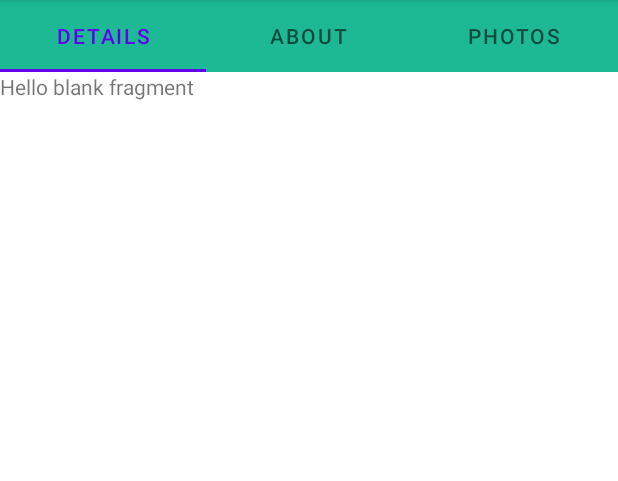
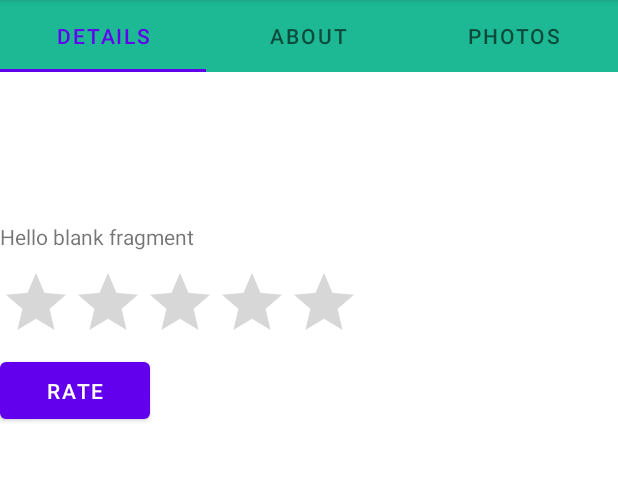
Before and after one commit to tejas0210/CampusBuddy, an Android app: the DetailsFragment screen opened directly, with no data from a screen before it, on a phone screen of 412 x 824 dp, the part 84-565 px from its top. Run offline under Robolectric (Android 15) with nearby library versions, the phone set to English and light mode, and no system bars; our stand-ins replace Firebase (no records; nobody signed in at launch, a user with empty details on screens opened directly).

Commit message:
added rating

```diff
--- a/app/build.gradle
+++ b/app/build.gradle
@@ -53,6 +53,7 @@ dependencies {
 
     implementation 'com.google.firebase:firebase-storage:20.1.0'
 
+    implementation 'com.squareup.picasso:picasso:2.71828'
     implementation 'com.google.firebase:firebase-auth:21.1.0'
     implementation 'com.google.firebase:firebase-database:20.1.0'
 }
--- a/app/src/main/java/com/example/campusbuddy/fragments/DetailsFragment.java
+++ b/app/src/main/java/com/example/campusbuddy/fragments/DetailsFragment.java
@@ -1,66 +1,82 @@
 package com.example.campusbuddy.fragments;
 
+import android.content.Intent;
 import android.os.Bundle;
-
+import androidx.annotation.NonNull;
 import androidx.fragment.app.Fragment;
-
 import android.view.LayoutInflater;
 import android.view.View;
 import android.view.ViewGroup;
+import android.widget.RatingBar;
+import android.widget.Toast;
+import com.example.campusbuddy.databinding.FragmentDetailsBinding;
+import com.example.campusbuddy.views.ServiceDetailsActivity;
+import com.google.android.gms.tasks.OnCompleteListener;
+import com.google.android.gms.tasks.Task;
+import com.google.firebase.auth.FirebaseAuth;
+import com.google.firebase.auth.FirebaseUser;
+import com.google.firebase.database.DataSnapshot;
+import com.google.firebase.database.DatabaseError;
+import com.google.firebase.database.DatabaseReference;
+import com.google.firebase.database.FirebaseDatabase;
+import com.google.firebase.database.ValueEventListener;
 
-import com.example.campusbuddy.R;
 
-/**
- * A simple {@link Fragment} subclass.
- * Use the {@link DetailsFragment#newInstance} factory method to
- * create an instance of this fragment.
- */
 public class DetailsFragment extends Fragment {
+    FragmentDetailsBinding binding;
+    FirebaseDatabase database;
+    String rating;
+    String dbRating;
 
-    // TODO: Rename parameter arguments, choose names that match
-    // the fragment initialization parameters, e.g. ARG_ITEM_NUMBER
-    private static final String ARG_PARAM1 = "param1";
-    private static final String ARG_PARAM2 = "param2";
+    FirebaseUser user;
 
-    // TODO: Rename and change types of parameters
-    private String mParam1;
-    private String mParam2;
-
-    public DetailsFragment() {
-        // Required empty public constructor
-    }
-
-    /**
-     * Use this factory method to create a new instance of
-     * this fragment using the provided parameters.
-     *
-     * @param param1 Parameter 1.
-     * @param param2 Parameter 2.
-     * @return A new instance of fragment DetailsFragment.
-     */
-    // TODO: Rename and change types and number of parameters
-    public static DetailsFragment newInstance(String param1, String param2) {
-        DetailsFragment fragment = new DetailsFragment();
-        Bundle args = new Bundle();
-        args.putString(ARG_PARAM1, param1);
-        args.putString(ARG_PARAM2, param2);
-        fragment.setArguments(args);
-        return fragment;
-    }
-
-    @Override
-    public void onCreate(Bundle savedInstanceState) {
-        super.onCreate(savedInstanceState);
-        if (getArguments() != null) {
-            mParam1 = getArguments().getString(ARG_PARAM1);
-            mParam2 = getArguments().getString(ARG_PARAM2);
-        }
-    }
+    DatabaseReference reference;
 
     @Override
     public View onCreateView(LayoutInflater inflater, ViewGroup container,
                              Bundle savedInstanceState) {
         // Inflate the layout for this fragment
-        return inflater.inflate(R.layout.fragment_details, container, false);
+        binding = FragmentDetailsBinding.inflate(inflater, container, false);
+        database = FirebaseDatabase.getInstance();
+        reference = database.getReference();
+        user = FirebaseAuth.getInstance().getCurrentUser();
+
+
+        binding.ratingBar.setOnRatingBarChangeListener(new RatingBar.OnRatingBarChangeListener() {
+            @Override
+            public void onRatingChanged(RatingBar ratingBar, float v, boolean b) {
+                rating = String.valueOf(v);
+                Toast.makeText(getContext(), rating, Toast.LENGTH_SHORT).show();
+            }
+        });
+        reference.child("userRating").child(user.getUid()).addValueEventListener(new ValueEventListener() {
+            @Override
+            public void onDataChange(@NonNull DataSnapshot snapshot) {
+                dbRating = snapshot.getValue(String.class);
+            }
+            @Override
+            public void onCancelled(@NonNull DatabaseError error) {
+            }
+        });
+
+
+        ServiceDetailsActivity serviceDetailsActivity = new ServiceDetailsActivity();
+        Intent intent = new Intent();
+        String serviceType = intent.getStringExtra("serviceType");
+
+        binding.btnRate.setOnClickListener(new View.OnClickListener() {
+            @Override
+            public void onClick(View view) {
+                reference.child(serviceType+ "Rating").child(user.getUid()).setValue(rating+dbRating).addOnCompleteListener(new OnCompleteListener<Void>() {
+                    @Override
+                    public void onComplete(@NonNull Task<Void> task) {
+                        if (task.isSuccessful()){
+                            Toast.makeText(getContext(), "Thanks For Rating!!"+ rating, Toast.LENGTH_SHORT).show();
+                        }
+                    }
+                });
+            }
+        });
+        return binding.getRoot();
     }
 }
--- a/app/src/main/java/com/example/campusbuddy/views/HomeActivity.java
+++ b/app/src/main/java/com/example/campusbuddy/views/HomeActivity.java
@@ -228,8 +228,6 @@ public class HomeActivity extends AppCompatActivity implements View.OnClickListe
             List<Address> addresses = geocoder.getFromLocation(location.getLatitude(),location.getLongitude(),1);
 
             locationToSet = addresses.get(0).getSubLocality()+", "+addresses.get(0).getLocality()+" - "+addresses.get(0).getPostalCode();
-
-
         } catch (IOException e) {
             e.printStackTrace();
         }
--- a/app/src/main/java/com/example/campusbuddy/views/RegisterActivity.java
+++ b/app/src/main/java/com/example/campusbuddy/views/RegisterActivity.java
@@ -28,7 +28,6 @@ import com.google.firebase.database.FirebaseDatabase;
 import java.util.HashMap;
 
 public class RegisterActivity extends AppCompatActivity  implements View.OnClickListener{
-
 
     FirebaseAuth auth;
     DatabaseReference reference;
--- /dev/null
+++ b/app/src/main/res/drawable/star.xml
@@ -0,0 +1,5 @@
+<vector android:height="24dp" android:tint="#000000"
+    android:viewportHeight="24" android:viewportWidth="24"
+    android:width="24dp" xmlns:android="http://schemas.android.com/apk/res/android">
+    <path android:fillColor="@android:color/white" android:pathData="M12,17.27L18.18,21l-1.64,-7.03L22,9.24l-7.19,-0.61L12,2 9.19,8.63 2,9.24l5.46,4.73L5.82,21z"/>
+</vector>
--- a/app/src/main/res/layout/activity_register.xml
+++ b/app/src/main/res/layout/activity_register.xml
@@ -103,6 +103,8 @@
             android:paddingLeft="17dp"
             android:padding="10dp"></EditText>
 
+
+
         <LinearLayout
             android:layout_width="wrap_content"
             android:layout_height="wrap_content"
--- a/app/src/main/res/layout/activity_service_details.xml
+++ b/app/src/main/res/layout/activity_service_details.xml
@@ -61,6 +61,7 @@
             android:id="@+id/my_spinner"
             android:layout_width="match_parent"
             android:layout_height="wrap_content"
+            android:background="@color/black"
             android:prompt="@string/choose_option" />
         <EditText
             android:layout_width="match_parent"
--- a/app/src/main/res/layout/fragment_details.xml
+++ b/app/src/main/res/layout/fragment_details.xml
@@ -1,5 +1,5 @@
 <?xml version="1.0" encoding="utf-8"?>
-<FrameLayout xmlns:android="http://schemas.android.com/apk/res/android"
+<RelativeLayout xmlns:android="http://schemas.android.com/apk/res/android"
     xmlns:tools="http://schemas.android.com/tools"
     android:layout_width="match_parent"
     android:layout_height="match_parent"
@@ -7,8 +7,26 @@
 
     <!-- TODO: Update blank fragment layout -->
     <TextView
+        android:id="@+id/tv_moreDetails"
+        android:layout_marginTop="100dp"
         android:layout_width="match_parent"
-        android:layout_height="match_parent"
+        android:layout_height="wrap_content"
+        android:minHeight="30dp"
         android:text="@string/hello_blank_fragment" />
 
-</FrameLayout>
+    <RatingBar
+        android:id="@+id/ratingBar"
+        android:layout_width="wrap_content"
+
+        android:layout_height="wrap_content"
+        android:layout_below="@+id/tv_moreDetails"/>
+    <Button
+        android:id="@+id/btn_Rate"
+        android:layout_width="100dp"
+        android:text="Rate"
+        android:layout_height="50dp"
+        android:layout_below="@id/ratingBar">
+
+    </Button>
+
+</RelativeLayout>
--- a/app/src/main/res/values/strings.xml
+++ b/app/src/main/res/values/strings.xml
@@ -4,6 +4,7 @@
     <color name="textColor">@color/black</color>
 
     <string-array name="my_spinner_options">
+        <item>Choose Service </item>
         <item>Fitness Centre </item>
         <item>Inn</item>
         <item>Transport</item>
```
Also changed, not shown: app/src/main/AndroidManifest.xml (+5 -2 lines), app/src/main/java/com/example/campusbuddy/adapters/ServiceAdapter.java (+47 -10 lines), app/src/main/java/com/example/campusbuddy/model/ServiceModel.java (+17 -19 lines), app/src/main/java/com/example/campusbuddy/views/ServiceDetailsActivity.java (+45 -54 lines), app/src/main/res/layout/item_layout.xml (+15 -3 lines).
